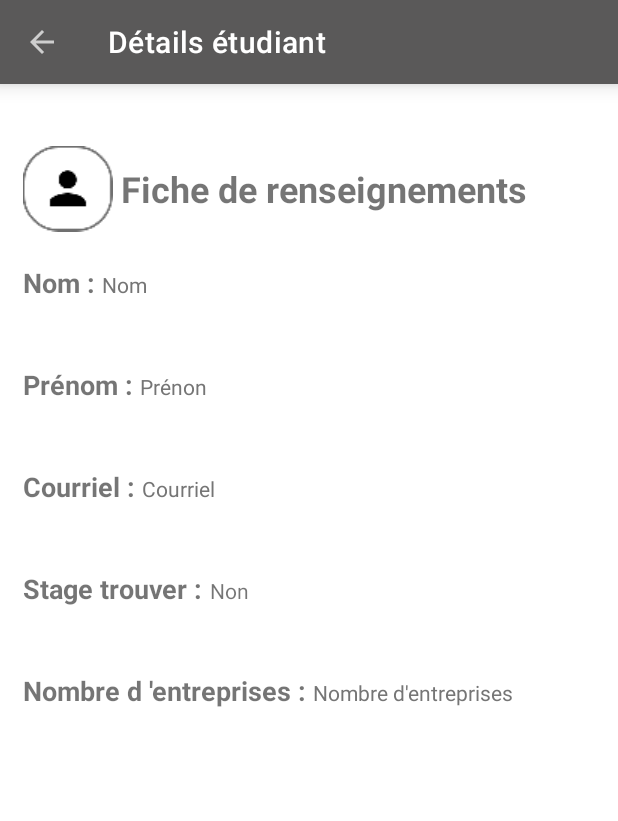
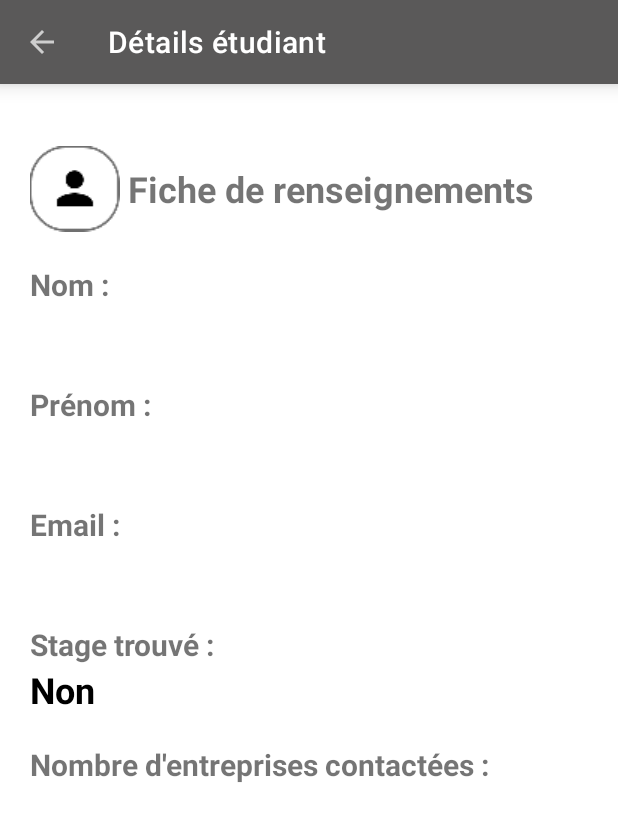
Before and after one commit to SamSebille/TP1Mobile, an Android app: the EtudiantActivity screen opened directly, with no data from a screen before it, on a phone screen of 412 x 824 dp. Shown: the top 821 px of the screen. Run offline under Robolectric (Android 15) with nearby library versions, the phone set to English and light mode, and no system bars; 8 statements that could not run were skipped.

Commit message:
changement graphique

```diff
--- a/app/src/main/res/layout/activity_etudiant.xml
+++ b/app/src/main/res/layout/activity_etudiant.xml
@@ -25,10 +25,9 @@
                 android:layout_width="match_parent"
                 android:layout_height="wrap_content"
                 android:orientation="vertical"
-                android:paddingLeft="15dp"
+                android:paddingLeft="20dp"
                 android:paddingTop="20dp"
-                android:paddingRight="15dp"
-                >
+                android:paddingRight="15dp">
 
                 <LinearLayout
                     android:layout_width="match_parent"
@@ -51,15 +50,15 @@
                         android:layout_height="wrap_content"
                         android:layout_gravity="center_vertical"
                         android:layout_weight="1"
-                        android:text="@string/fiche_etudiant"
+                        android:text="@string/view_etudiant_titre"
                         android:textSize="24sp"
                         android:textStyle="bold" />
                 </LinearLayout>
 
                 <LinearLayout
                     android:layout_width="match_parent"
-                    android:layout_height="match_parent"
-                    android:orientation="horizontal">
+                    android:layout_height="wrap_content"
+                    android:orientation="vertical">
 
                     <TextView
                         android:id="@+id/textView_nom"
@@ -67,78 +66,73 @@
                         android:layout_height="match_parent"
                         android:layout_marginTop="20dp"
                         android:layout_weight="0"
-                        android:textSize="18sp"
-                        android:textStyle="bold"
-                        android:text="Nom : " />
+                        android:text="@string/view_etudiant_nom"
+                        android:textSize="20sp"
+                        android:textStyle="bold" />
 
                     <TextView
                         android:id="@+id/nom_etudiant"
                         android:layout_width="match_parent"
                         android:layout_height="wrap_content"
-                        android:layout_marginTop="20dp"
-                        android:editable="false"
-                        android:ems="10"
-                        android:hint="@string/nom_etudiant"
                         android:importantForAutofill="no"
-                        android:inputType="textPersonName"
-                        android:minHeight="48dp"
-                        android:textColorHint="#757575" />
+                        android:textColor="#000000"
+                        android:gravity="center_vertical"
+                        android:textSize="24sp"
+                        android:textStyle="bold" />
                 </LinearLayout>
 
                 <LinearLayout
                     android:layout_width="match_parent"
-                    android:layout_height="match_parent"
+                    android:layout_height="wrap_content"
                     android:layout_marginTop="20dp"
-                    android:orientation="horizontal">
+                    android:orientation="vertical">
 
                     <TextView
                         android:id="@+id/textView_prenom"
                         android:layout_width="wrap_content"
                         android:layout_height="match_parent"
                         android:layout_weight="0"
-                        android:textSize="18sp"
-                        android:textStyle="bold"
-                        android:text="Prénom : " />
+                        android:text="@string/view_etudiant_prenom"
+                        android:textSize="20sp"
+                        android:textStyle="bold" />
 
                     <TextView
                         android:id="@+id/prenom_etudiant"
-                        android:layout_width="match_parent"
-                        android:layout_height="wrap_content"
-                        android:editable="false"
+                        android:layout_width="wrap_content"
+                        android:layout_height="match_parent"
                         android:ems="10"
-                        android:hint="@string/prenom_etudiant"
                         android:importantForAutofill="no"
-                        android:inputType="textPersonName"
-                        android:minHeight="48dp"
-                        android:textColorHint="#757575" />
+                        android:textColor="#000000"
+                        android:gravity="center_vertical"
+                        android:textSize="24sp"
+                        android:textStyle="bold" />
                 </LinearLayout>
 
                 <LinearLayout
                     android:layout_width="match_parent"
                     android:layout_height="wrap_content"
                     android:layout_marginTop="20dp"
-                    android:orientation="horizontal">
+                    android:orientation="vertical">
 
                     <TextView
                         android:id="@+id/textView_email"
                         android:layout_width="wrap_content"
                         android:layout_height="match_parent"
                         android:layout_weight="0"
-                        android:textSize="18sp"
-                        android:textStyle="bold"
-                        android:text="Courriel : " />
+                        android:text="@string/view_etudiant_email"
+                        android:textSize="20sp"
+                        android:textStyle="bold" />
 
                     <TextView
                         android:id="@+id/email_etudiant"
-                        android:layout_width="wrap_content"
+                        android:layout_width="match_parent"
                         android:layout_height="wrap_content"
                         android:layout_weight="0.9"
-                        android:editable="false"
-                        android:hint="@string/email_etudiant"
                         android:importantForAutofill="no"
-                        android:inputType="textEmailAddress"
-                        android:minHeight="48dp"
-                        android:textColorHint="#757575" />
+                        android:textColor="#000000"
+                        android:gravity="center_vertical"
+                        android:textSize="24sp"
+                        android:textStyle="bold" />
 
                 </LinearLayout>
 
@@ -146,28 +140,27 @@
                     android:layout_width="match_parent"
                     android:layout_height="wrap_content"
                     android:layout_marginTop="20dp"
-                    android:orientation="horizontal">
+                    android:orientation="vertical">
 
                     <TextView
                         android:id="@+id/textView_stage"
                         android:layout_width="wrap_content"
                         android:layout_height="match_parent"
                         android:layout_weight="0"
-                        android:textSize="18sp"
-                        android:textStyle="bold"
-                        android:text="Stage trouver : " />
+                        android:text="@string/view_etudiant_stage"
+                        android:textSize="20sp"
+                        android:textStyle="bold" />
 
                     <TextView
                         android:id="@+id/stage"
-                        android:layout_width="wrap_content"
+                        android:layout_width="match_parent"
                         android:layout_height="wrap_content"
                         android:layout_weight="0.9"
-                        android:editable="false"
-                        android:hint="@string/stage_etudiant"
                         android:importantForAutofill="no"
-                        android:inputType="phone"
-                        android:minHeight="48dp"
-                        android:textColorHint="#757575" />
+                        android:textColor="#000000"
+                        android:gravity="center_vertical"
+                        android:textSize="24sp"
+                        android:textStyle="bold" />
 
                 </LinearLayout>
 
@@ -175,28 +168,27 @@
                     android:layout_width="match_parent"
                     android:layout_height="wrap_content"
                     android:layout_marginTop="20dp"
-                    android:orientation="horizontal">
+                    android:orientation="vertical">
 
                     <TextView
                         android:id="@+id/textView_entreprise"
                         android:layout_width="wrap_content"
                         android:layout_height="match_parent"
                         android:layout_weight="0"
-                        android:textSize="18sp"
-                        android:textStyle="bold"
-                        android:text="Nombre d \'entreprises : " />
+                        android:text="@string/view_etudiant_nombre_entreprises"
+                        android:textSize="20sp"
+                        android:textStyle="bold" />
 
                     <TextView
                         android:id="@+id/entreprise"
-                        android:layout_width="wrap_content"
+                        android:layout_width="match_parent"
                         android:layout_height="wrap_content"
                         android:layout_weight="0.9"
-                        android:editable="false"
-                        android:hint="@string/entreprises_etudiant"
                         android:importantForAutofill="no"
-                        android:inputType="textPersonName"
-                        android:minHeight="48dp"
-                        android:textColorHint="#757575" />
+                        android:textColor="#000000"
+                        android:gravity="center_vertical"
+                        android:textSize="24sp"
+                        android:textStyle="bold" />
 
                 </LinearLayout>
 
--- a/app/src/main/res/values/strings.xml
+++ b/app/src/main/res/values/strings.xml
@@ -36,12 +36,12 @@
     <string name="edit_entreprise_btn_valider">Valider</string>
     <string name="edit_entreprise_btn_supprimer">Supprimer</string>
     //visuel étudiant
-    <string name="fiche_etudiant">Fiche de renseignements</string>
-    <string name="nom_etudiant">Nom</string>
-    <string name="prenom_etudiant">Prénon</string>
-    <string name="email_etudiant">Courriel</string>
-    <string name="stage_etudiant">Stage trouver</string>
-    <string name="entreprises_etudiant">Nombre d\'entreprises</string>
+    <string name="view_etudiant_titre">Fiche de renseignements</string>
+    <string name="view_etudiant_nom">Nom : </string>
+    <string name="view_etudiant_prenom">Prénom : </string>
+    <string name="view_etudiant_email">Email : </string>
+    <string name="view_etudiant_stage">Stage trouvé : </string>
+    <string name="view_etudiant_nombre_entreprises">Nombre d\'entreprises contactées : </string>
 
 
 </resources>
```
